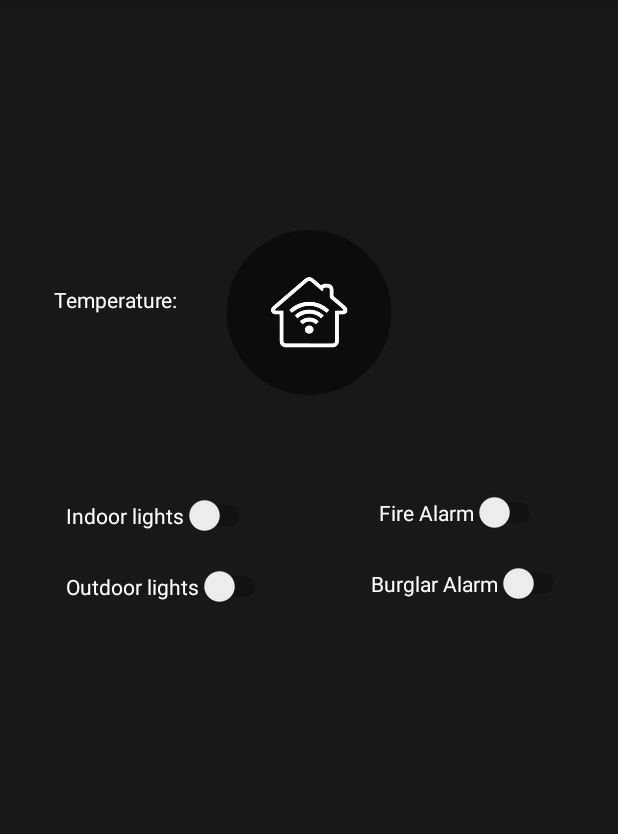
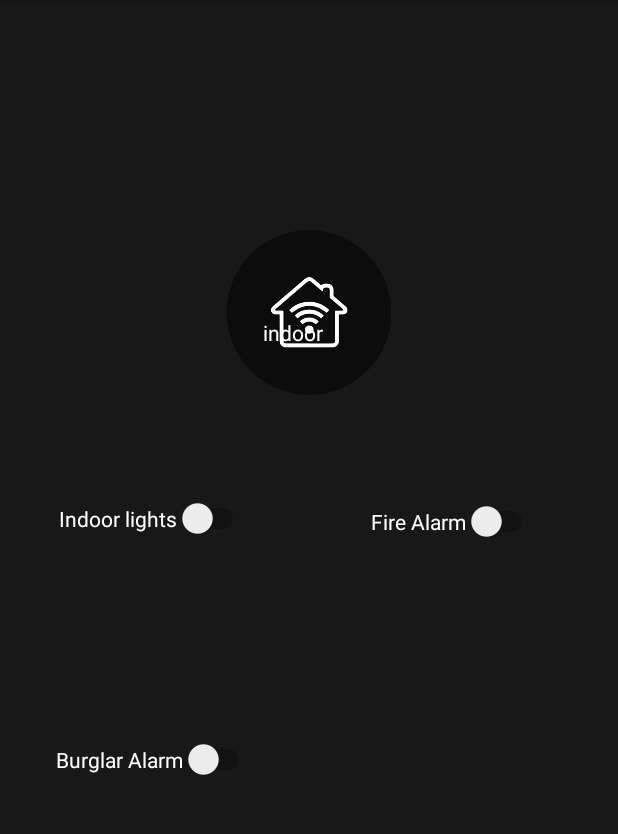
Before and after one commit to alassadi/SmartHomeAndroid, an Android app: the HomeActivity screen opened directly, with no data from a screen before it, on a phone screen of 412 x 824 dp, the part 84-918 px from its top. Run offline under Robolectric (Android 15) with nearby library versions, the phone set to English and light mode, and no system bars; our stand-ins replace Firebase (no records; nobody signed in at launch, a user with empty details on screens opened directly); 2 statements that could not run were skipped.

Commit message:
improved layout design

```diff
--- a/app/src/main/java/androidapp/smarthome/HomeActivity.java
+++ b/app/src/main/java/androidapp/smarthome/HomeActivity.java
@@ -52,10 +52,10 @@ public class HomeActivity extends AppCompatActivity {
 
         //init ui
         indoorLightSwitch = findViewById(R.id.switchIndoorLights);
-        outdoorLightSwitch = findViewById(R.id.switchOutdoorLights);
+        //outdoorLightSwitch = findViewById(R.id.switchOutdoorLights);
         fireAlarmSwitch = findViewById(R.id.switchFireAlarm);
         burglarAlarmSwitch = findViewById(R.id.switchBurglarAlarm);
-        tempValueText = findViewById(R.id.tempValueText);
+        //tempValueText = findViewById(R.id.tempValueText);
         progressBar = findViewById(R.id.progressBar);
         progressBar.setVisibility(View.GONE);
 
@@ -70,7 +70,11 @@ public class HomeActivity extends AppCompatActivity {
         mDatabaseReference.addValueEventListener(new ValueEventListener() {
             @Override
             public void onDataChange(@NonNull DataSnapshot dataSnapshot) {
-                indoorLightSwitch.setChecked((boolean) dataSnapshot.getValue());
+                if (dataSnapshot.getValue().toString().equals("true")){
+                    indoorLightSwitch.setChecked(true);
+                } else if(dataSnapshot.getValue().toString().equals("false")){
+                    indoorLightSwitch.setChecked(false);
+                }
                 Log.i(TAG, "onDataChange: " + dataSnapshot.getValue());
             }
 
@@ -98,6 +102,7 @@ public class HomeActivity extends AppCompatActivity {
             }
         });
 
+        /*
         outdoorLightSwitch.setOnCheckedChangeListener(new CompoundButton.OnCheckedChangeListener() {
             @Override
             public void onCheckedChanged(CompoundButton buttonView, boolean isChecked) {
@@ -135,6 +140,7 @@ public class HomeActivity extends AppCompatActivity {
 
             }
         });
+        */
     }
 
     @Override
--- a/app/src/main/res/layout/activity_home.xml
+++ b/app/src/main/res/layout/activity_home.xml
@@ -16,39 +16,22 @@
         android:layout_alignParentStart="true"
         android:layout_alignParentLeft="true"
         android:layout_alignParentTop="true"
-        android:layout_marginStart="44dp"
-        android:layout_marginLeft="44dp"
-        android:layout_marginTop="330dp"
+        android:layout_marginStart="39dp"
+        android:layout_marginLeft="39dp"
+        android:layout_marginTop="332dp"
         android:text="@string/indoor_lights"
         android:textColor="@color/white"
-        app:layout_constraintBottom_toTopOf="@+id/switchOutdoorLights"
         app:layout_constraintEnd_toStartOf="@+id/progressBar"
         app:layout_constraintStart_toStartOf="parent" />
-
-    <Switch
-        android:id="@+id/switchOutdoorLights"
-        android:layout_width="wrap_content"
-        android:layout_height="wrap_content"
-        android:layout_below="@+id/switchIndoorLights"
-        android:layout_alignParentStart="true"
-        android:layout_alignParentLeft="true"
-        android:layout_marginStart="44dp"
-        android:layout_marginLeft="44dp"
-        android:layout_marginTop="20dp"
-        android:text="@string/outdoor_lights"
-        android:textColor="@color/white"
-        app:layout_constraintBottom_toBottomOf="@+id/progressBar"
-        app:layout_constraintStart_toStartOf="@+id/switchIndoorLights"
-        app:layout_constraintTop_toBottomOf="@+id/progressBar" />
 
     <Switch
         android:id="@+id/switchFireAlarm"
         android:layout_width="wrap_content"
         android:layout_height="wrap_content"
         android:layout_alignParentTop="true"
-        android:layout_marginStart="82dp"
-        android:layout_marginLeft="82dp"
-        android:layout_marginTop="328dp"
+        android:layout_marginStart="81dp"
+        android:layout_marginLeft="81dp"
+        android:layout_marginTop="334dp"
         android:layout_toEndOf="@+id/switchIndoorLights"
         android:layout_toRightOf="@+id/switchIndoorLights"
         android:text="@string/fire_alarm"
@@ -61,12 +44,12 @@
         android:id="@+id/switchBurglarAlarm"
         android:layout_width="wrap_content"
         android:layout_height="wrap_content"
-        android:layout_below="@+id/switchFireAlarm"
-        android:layout_alignStart="@+id/switchFireAlarm"
-        android:layout_alignLeft="@+id/switchFireAlarm"
-        android:layout_marginStart="-5dp"
-        android:layout_marginLeft="-5dp"
-        android:layout_marginTop="20dp"
+        android:layout_below="@+id/switchIndoorLights"
+        android:layout_alignStart="@+id/switchIndoorLights"
+        android:layout_alignParentBottom="true"
+        android:layout_marginStart="-2dp"
+        android:layout_marginTop="5dp"
+        android:layout_marginBottom="120dp"
         android:text="@string/burglar_alarm"
         android:textColor="@color/white"
         app:layout_constraintBottom_toBottomOf="@+id/progressBar"
@@ -95,40 +78,6 @@
         app:layout_constraintStart_toEndOf="@+id/switchIndoorLights"
         app:layout_constraintTop_toTopOf="parent" />
 
-    <TextView
-        android:id="@+id/tempText"
-        android:layout_width="wrap_content"
-        android:layout_height="wrap_content"
-        android:layout_alignParentStart="true"
-        android:layout_alignParentLeft="true"
-        android:layout_alignParentTop="true"
-        android:layout_marginStart="36dp"
-        android:layout_marginLeft="36dp"
-        android:layout_marginTop="190dp"
-        android:text="@string/temp_text"
-        android:textColor="@color/white"
-        app:layout_constraintBaseline_toBaselineOf="@+id/tempValueText"
-        app:layout_constraintStart_toStartOf="parent" />
-
-    <TextView
-        android:id="@+id/tempValueText"
-        android:layout_width="wrap_content"
-        android:layout_height="19dp"
-        android:layout_alignTop="@+id/tempText"
-        android:layout_alignParentEnd="true"
-        android:layout_alignParentRight="true"
-        android:layout_marginStart="6dp"
-        android:layout_marginLeft="6dp"
-        android:layout_marginTop="1dp"
-        android:layout_marginEnd="206dp"
-        android:layout_marginRight="206dp"
-        android:layout_toEndOf="@+id/tempText"
-        android:layout_toRightOf="@+id/tempText"
-        android:text="@string/temp_value"
-        android:textColor="@color/white"
-        app:layout_constraintBottom_toBottomOf="parent"
-        app:layout_constraintStart_toEndOf="@+id/tempText" />
-
     <ImageView
         android:id="@+id/imageView2"
         android:layout_width="100dp"
@@ -151,4 +100,24 @@
         app:layout_constraintTop_toTopOf="parent"
         app:srcCompat="@drawable/smarthome_hp" />
 
+    <TextView
+        android:id="@+id/indoorText"
+        android:layout_width="wrap_content"
+        android:layout_height="wrap_content"
+        android:layout_alignParentStart="true"
+        android:layout_alignParentLeft="true"
+        android:layout_alignParentTop="true"
+        android:layout_alignParentEnd="true"
+        android:layout_alignParentRight="true"
+        android:layout_alignParentBottom="true"
+        android:layout_marginStart="175dp"
+        android:layout_marginLeft="175dp"
+        android:layout_marginTop="212dp"
+        android:layout_marginEnd="163dp"
+        android:layout_marginRight="163dp"
+        android:layout_marginBottom="264dp"
+        android:text="@string/indoorTV"
+        android:textColor="@color/common_google_signin_btn_text_dark_default"
+        tools:text="@string/indoorTextView" />
+
 </RelativeLayout>
--- a/app/src/main/res/values/strings.xml
+++ b/app/src/main/res/values/strings.xml
@@ -15,6 +15,7 @@
     <string name="indoorTextView">indoors</string>
     <string name="outdoorTextView">outdoors</string>
     <string name="atticTextView">attic</string>
+    <string name="indoorTV">indoor</string>
 
 
 </resources>
```
Also changed, not shown: app/src/main/res/layout/activity_room.xml (+19 -20 lines), app/src/main/res/drawable/indoor1.jpg (added), app/src/main/res/drawable/indoor2.jpg (added), app/src/main/res/drawable/outdoor1.jpg (added), app/src/main/res/mipmap-xxhdpi/attic3.png (added), app/src/main/res/mipmap-xxhdpi/indoor3.png (added), app/src/main/res/mipmap-xxhdpi/outdoor3.png (added).
